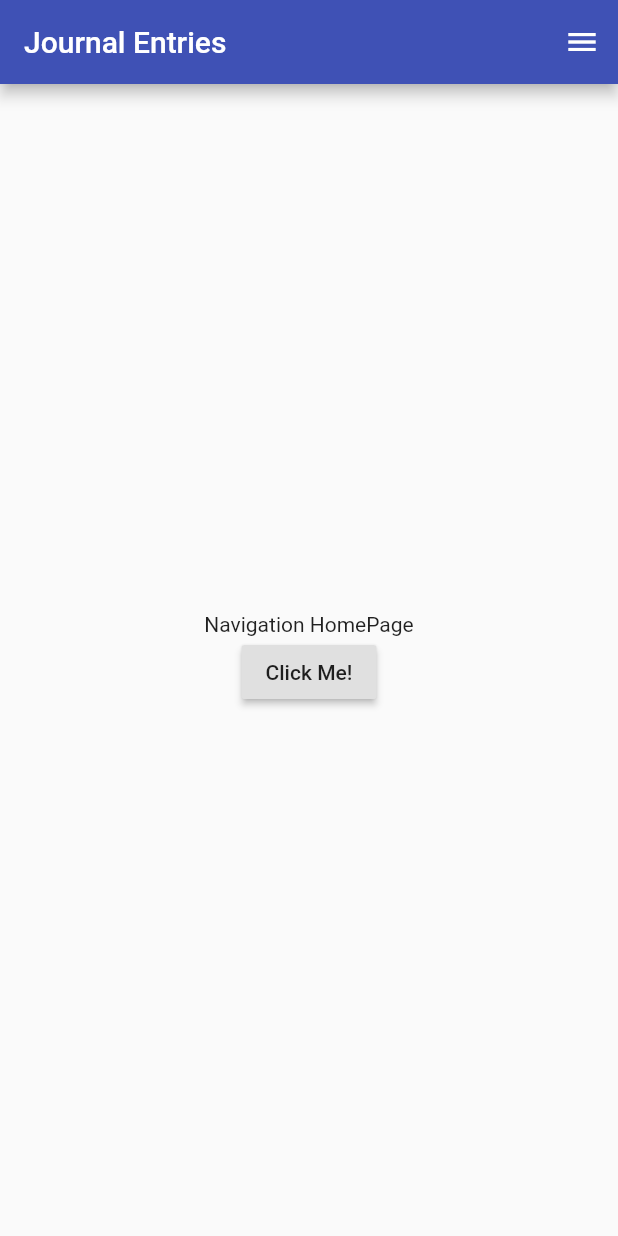
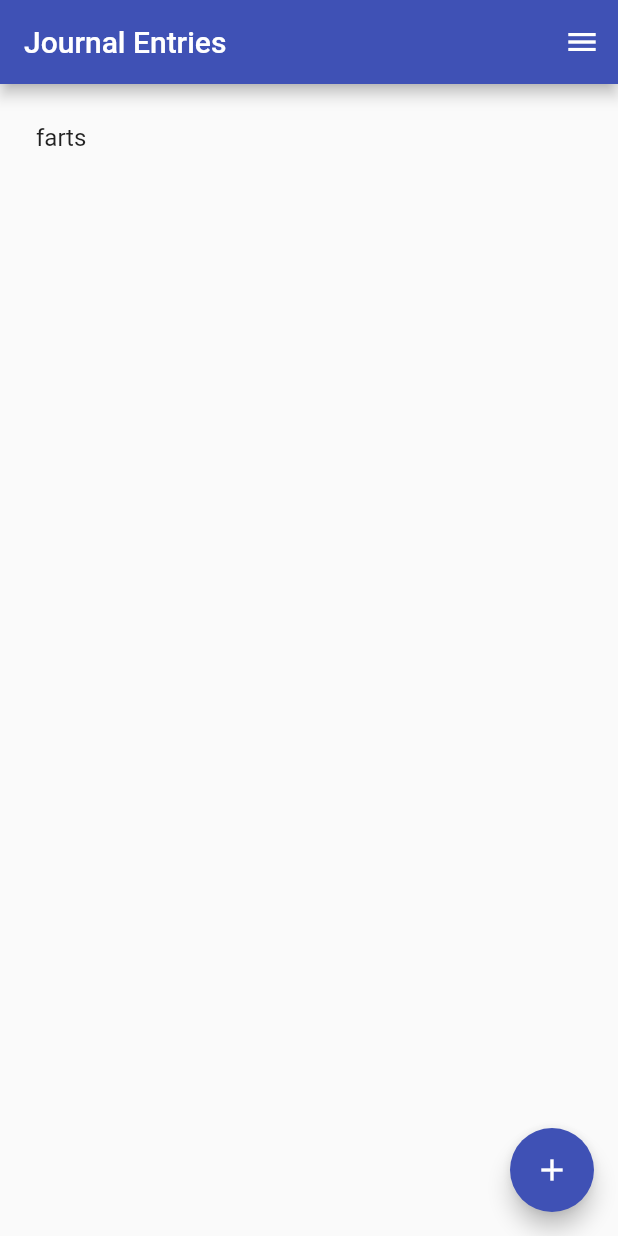
Before and after one commit to willdarnell/journal, a Flutter app: the screen it shows after launch, on a phone screen of 412 x 824 dp. Run offline on Flutter 3.47's test engine with Material 2 defaults, Android fonts, the phone set to English and light mode, and no system bars; our stand-ins replace dynamic_theme, shared_preferences.

Commit message:
basic list view working

```diff
--- a/lib/screens/home_page.dart
+++ b/lib/screens/home_page.dart
@@ -22,25 +22,27 @@ class HomePage extends StatelessWidget {
     return Scaffold(
       endDrawer: MyDrawer(),
       appBar: AppBar(title: _getTitle(journal),),
-      body: Center(
-        child: Column(
-          mainAxisAlignment: MainAxisAlignment.center,
-          children: [label(context), button(context)]
-        )
-      )
+      body: listView(context),
+      floatingActionButton: button(context),
     );
   }
 
 
-
-  Widget label(BuildContext context) {
-    return Text('Navigation HomePage',
+  ListView listView(BuildContext context){
+    return ListView.builder(
+      padding: EdgeInsets.all(8),
+      itemCount: journal.journalEntries.length,
+      itemBuilder: (BuildContext context, int index) {
+        return ListTile(
+          title: Text(journal.journalEntries[index].title),
+        );
+      },
     );
   }
 
-  Widget button(BuildContext context) {
-    return RaisedButton(
-        child: Text('Click Me!'),
+  FloatingActionButton button(BuildContext context) {
+    return FloatingActionButton(
+        child: Icon(Icons.add),
         onPressed: () { displayAlpha(context); }
       );
   }
```
